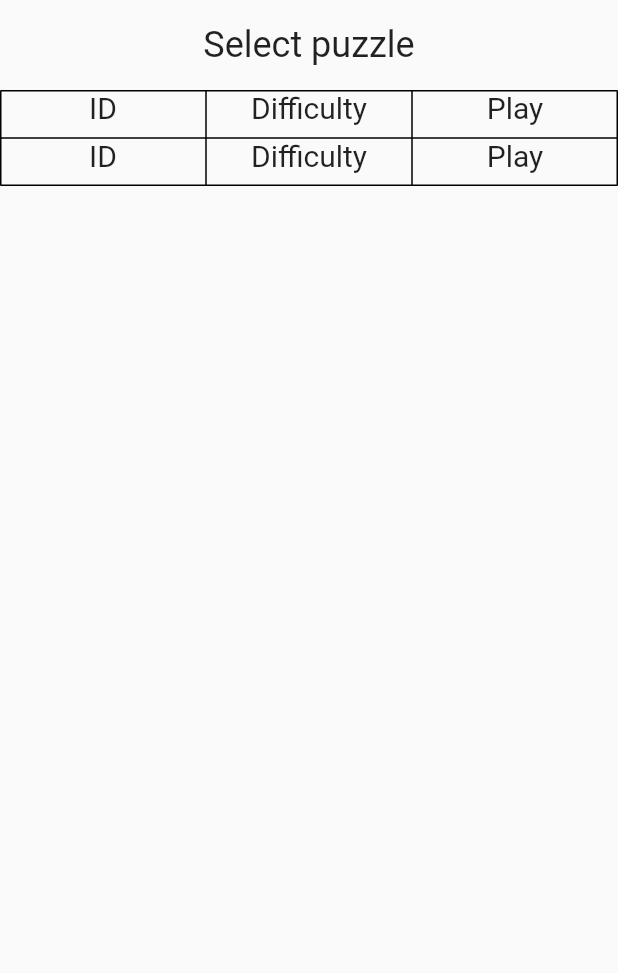
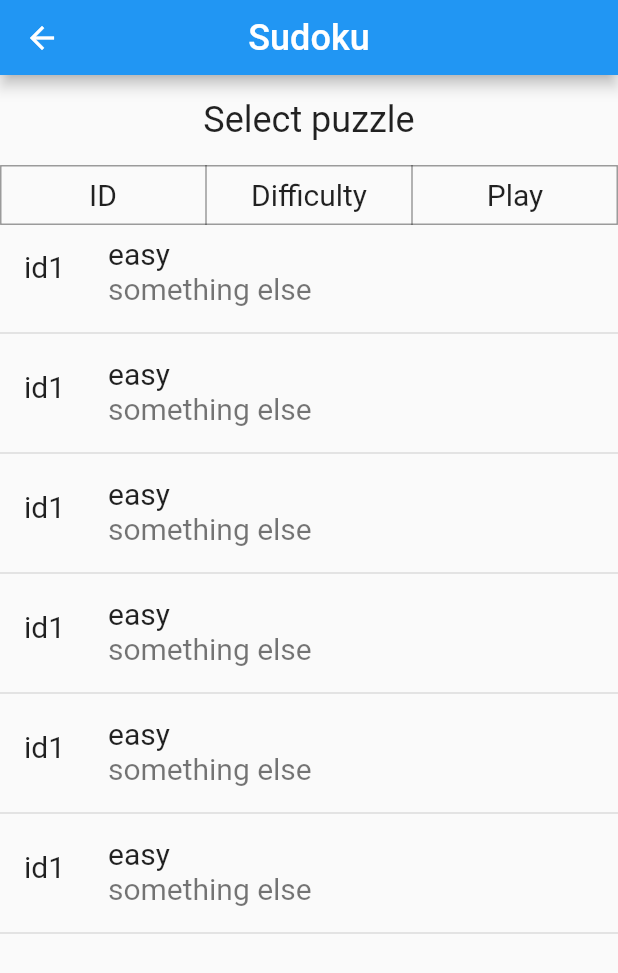
Before and after one commit to xingrong123/sudoku-flutter-app, a Flutter app: the HomePage screen opened directly, on a phone screen of 412 x 824 dp. Shown: the top 973 px of the screen. Run offline on Flutter 3.47's test engine with Material 2 defaults, Android fonts, the phone set to English and light mode, and no system bars; Roboto replaces fonts that are missing (Times New Roman).

Commit message:
add navigation from homepage to sudoku puzzle using named navigation

```diff
--- a/lib/homePage.dart
+++ b/lib/homePage.dart
@@ -1,4 +1,6 @@
 import 'package:flutter/material.dart';
+
+import 'myAppBar.dart';
 
 class HomePage extends StatefulWidget {
   const HomePage({Key? key}) : super(key: key);
@@ -8,74 +10,91 @@ class HomePage extends StatefulWidget {
 }
 
 class _HomePageState extends State<HomePage> {
+  List _puzzles = [1, 2, 3, 4, 5, 6];
+
+  Widget _tableElementText(String value) {
+    return (Container(
+      child: Center(
+        child: Text(
+          value,
+          style: TextStyle(fontSize: 20),
+          textAlign: TextAlign.center,
+        ),
+      ),
+      height: 40,
+    ));
+  }
+
+  Widget _createTable() {
+    List<Widget> array2 = [];
+    array2.add(_tableElementText("ID"));
+    array2.add(_tableElementText("Difficulty"));
+    array2.add(_tableElementText("Play"));
+
+    return (Table(border: TableBorder.all(color: Colors.black38), children: [
+      TableRow(children: array2),
+    ]));
+  }
+
+  _onPressed() {
+    Navigator.pushNamed(context, '/sudoku');
+  }
+
   @override
   Widget build(BuildContext context) {
-    return Column(
+    return Scaffold(
+      appBar: MyAppBar(),
+      body: Column(
         children: [
           Container(
             child: Text("Select puzzle", style: TextStyle(fontSize: 24)),
             margin: EdgeInsets.all(16),
           ),
-        Table(
-          border: TableBorder.all(color: Colors.black),
-          children: [
-            TableRow(
-              children: [
-                Container(
-                  child: Text(
-                    "ID",
-                    style: TextStyle(fontSize: 20),
-                    textAlign: TextAlign.center,
-                  ),
-                  height: 32,
-                ),
-                Container(
-                  child: Text(
-                    "Difficulty",
-                    style: TextStyle(fontSize: 20),
-                    textAlign: TextAlign.center,
-                  ),
-                  height: 32,
-                ),
-                Container(
-                  child: Text(
-                    "Play",
-                    style: TextStyle(fontSize: 20),
-                    textAlign: TextAlign.center,
-                  ),
-                  height: 32,
+          _createTable(),
+          Expanded(
+            child: PuzzleList(_puzzles, _onPressed),
           ),
         ],
       ),
-            TableRow(children: [
-              Container(
-                child: Text(
-                  "ID",
-                  style: TextStyle(fontSize: 20),
-                  textAlign: TextAlign.center,
-                ),
-                height: 32,
-              ),
-              Container(
-                child: Text(
-                  "Difficulty",
-                  style: TextStyle(fontSize: 20),
-                  textAlign: TextAlign.center,
-                ),
-                height: 32,
-              ),
-              Container(
-                child: Text(
-                  "Play",
-                  style: TextStyle(fontSize: 20),
-                  textAlign: TextAlign.center,
-                ),
-                height: 32,
-              ),
-            ])
-          ],
-        )
-      ],
     );
   }
 }
+
+class PuzzleList extends StatelessWidget {
+  final List _puzzles;
+  final Function _onPressed;
+  final TextStyle bigFont = TextStyle(fontSize: 20);
+
+  PuzzleList(this._puzzles, this._onPressed);
+
+  Widget _buildRow(something) {
+    return ListTile(
+      leading: Text("id1", style: bigFont),
+      title: Text("easy", style: bigFont),
+      subtitle: Text(
+        "something else",
+        style: bigFont,
+      ),
+      dense: true,
+      onTap: () {
+        _onPressed();
+      },
+    );
+  }
+
+  @override
+  Widget build(BuildContext context) {
+    return ListView.builder(
+      itemCount: _puzzles.length * 2,
+      itemBuilder: (context, i) {
+        if (i.isOdd)
+          return const Divider(
+            thickness: 1,
+          );
+
+        final index = i ~/ 2; /*3*/
+        return _buildRow(_puzzles[index]);
+      },
+    );
+  }
+}
--- a/lib/main.dart
+++ b/lib/main.dart
@@ -18,10 +18,11 @@ class _MyAppState extends State<MyApp> {
   Widget build(BuildContext context) {
     return MaterialApp(
       title: "Sudoku App",
-      home: Scaffold(
-        appBar: MyAppBar(),
-        body: Sudoku(),
-      ),
+      initialRoute: '/',
+      routes: {
+        '/': (context) => HomePage(),
+        '/sudoku': (context) => Sudoku(),
+      },
     );
   }
 }
--- a/lib/sudoku/sudoku.dart
+++ b/lib/sudoku/sudoku.dart
@@ -1,5 +1,6 @@
 import 'package:flutter/material.dart';
 
+import '../myAppBar.dart';
 import 'game.dart';
 import 'controls.dart';
 
@@ -45,13 +46,29 @@ class _SudokuState extends State<Sudoku> {
 
   @override
   Widget build(BuildContext context) {
-    return Column(
-      children: [
-        Text("Puzzle 1",textAlign: TextAlign.center, style: TextStyle(fontSize: 32, fontWeight: FontWeight.bold),),
-        Game(selectedSquare: _selectedSquare, setSelectedSquare: _setSelectedSquare, puzzleArray: _puzzleArray,),
-        Text("selected square is " + _selectedSquare.toString(), textAlign: TextAlign.center, style: TextStyle(fontSize: 24),),
-        Controls(controlHandler: _controlHandler,),
-      ],
-    );
+    return Scaffold(
+        appBar: MyAppBar(),
+        body: Column(
+          children: [
+            Text(
+              "Puzzle 1",
+              textAlign: TextAlign.center,
+              style: TextStyle(fontSize: 32, fontWeight: FontWeight.bold),
+            ),
+            Game(
+              selectedSquare: _selectedSquare,
+              setSelectedSquare: _setSelectedSquare,
+              puzzleArray: _puzzleArray,
+            ),
+            Text(
+              "selected square is " + _selectedSquare.toString(),
+              textAlign: TextAlign.center,
+              style: TextStyle(fontSize: 24),
+            ),
+            Controls(
+              controlHandler: _controlHandler,
+            ),
+          ],
+        ));
   }
 }
```
Lines whose indentation alone changed are shown as unchanged.
